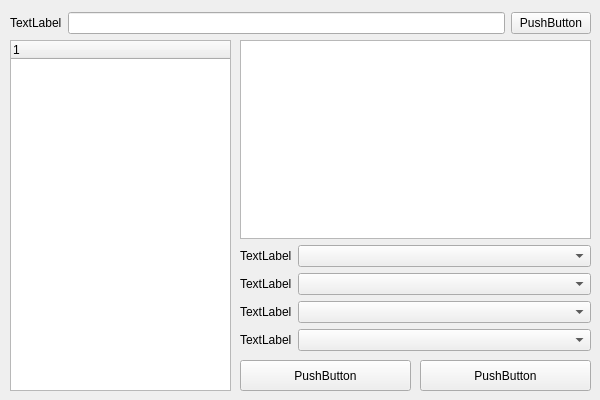
Qt form resource/gui/LogImport.ui (Bader-CN/LogAnalysis) before a commit.
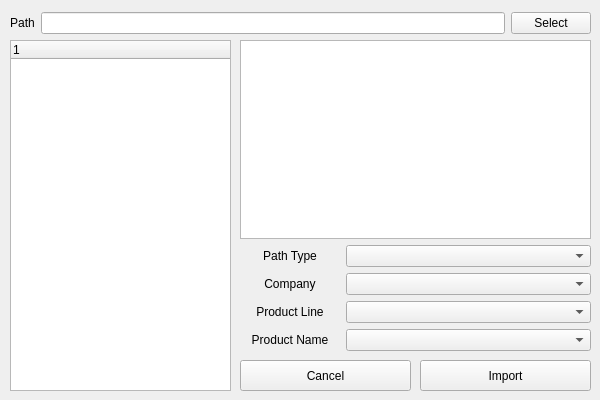
The same form after that commit.

Diff of the .ui file:
```diff
--- a/resource/gui/LogImport.ui
+++ b/resource/gui/LogImport.ui
@@ -44,7 +44,10 @@
     <item>
      <widget class="QLabel" name="label">
       <property name="text">
-       <string>TextLabel</string>
+       <string>Path</string>
+      </property>
+      <property name="alignment">
+       <set>Qt::AlignCenter</set>
       </property>
      </widget>
     </item>
@@ -54,7 +57,7 @@
     <item>
      <widget class="QPushButton" name="pushButton_3">
       <property name="text">
-       <string>PushButton</string>
+       <string>Select</string>
       </property>
      </widget>
     </item>
@@ -89,9 +92,21 @@
      <widget class="QTextEdit" name="textEdit"/>
     </item>
     <item row="1" column="0">
-     <widget class="QLabel" name="label_2">
+     <widget class="QLabel" name="label_type">
+      <property name="minimumSize">
+       <size>
+        <width>100</width>
+        <height>0</height>
+       </size>
+      </property>
+      <property name="lineWidth">
+       <number>2</number>
+      </property>
       <property name="text">
-       <string>TextLabel</string>
+       <string>Path Type</string>
+      </property>
+      <property name="alignment">
+       <set>Qt::AlignCenter</set>
       </property>
      </widget>
     </item>
@@ -99,9 +114,18 @@
      <widget class="QComboBox" name="comboBox"/>
     </item>
     <item row="2" column="0">
-     <widget class="QLabel" name="label_3">
+     <widget class="QLabel" name="label_company">
+      <property name="minimumSize">
+       <size>
+        <width>100</width>
+        <height>0</height>
+       </size>
+      </property>
       <property name="text">
-       <string>TextLabel</string>
+       <string>Company</string>
+      </property>
+      <property name="alignment">
+       <set>Qt::AlignCenter</set>
       </property>
      </widget>
     </item>
@@ -109,9 +133,18 @@
      <widget class="QComboBox" name="comboBox_2"/>
     </item>
     <item row="3" column="0">
-     <widget class="QLabel" name="label_4">
+     <widget class="QLabel" name="label_product_line">
+      <property name="minimumSize">
+       <size>
+        <width>100</width>
+        <height>0</height>
+       </size>
+      </property>
       <property name="text">
-       <string>TextLabel</string>
+       <string>Product Line</string>
+      </property>
+      <property name="alignment">
+       <set>Qt::AlignCenter</set>
       </property>
      </widget>
     </item>
@@ -119,9 +152,18 @@
      <widget class="QComboBox" name="comboBox_3"/>
     </item>
     <item row="4" column="0">
-     <widget class="QLabel" name="label_5">
+     <widget class="QLabel" name="label_product">
+      <property name="minimumSize">
+       <size>
+        <width>100</width>
+        <height>0</height>
+       </size>
+      </property>
       <property name="text">
-       <string>TextLabel</string>
+       <string>Product Name</string>
+      </property>
+      <property name="alignment">
+       <set>Qt::AlignCenter</set>
       </property>
      </widget>
     </item>
@@ -140,7 +182,7 @@
     </rect>
    </property>
    <property name="text">
-    <string>PushButton</string>
+    <string>Cancel</string>
    </property>
   </widget>
   <widget class="QPushButton" name="pushButton_2">
@@ -153,7 +195,7 @@
     </rect>
    </property>
    <property name="text">
-    <string>PushButton</string>
+    <string>Import</string>
    </property>
   </widget>
  </widget>
```
Left out of the diff: 24 changed lines with no effect on the pictures.
